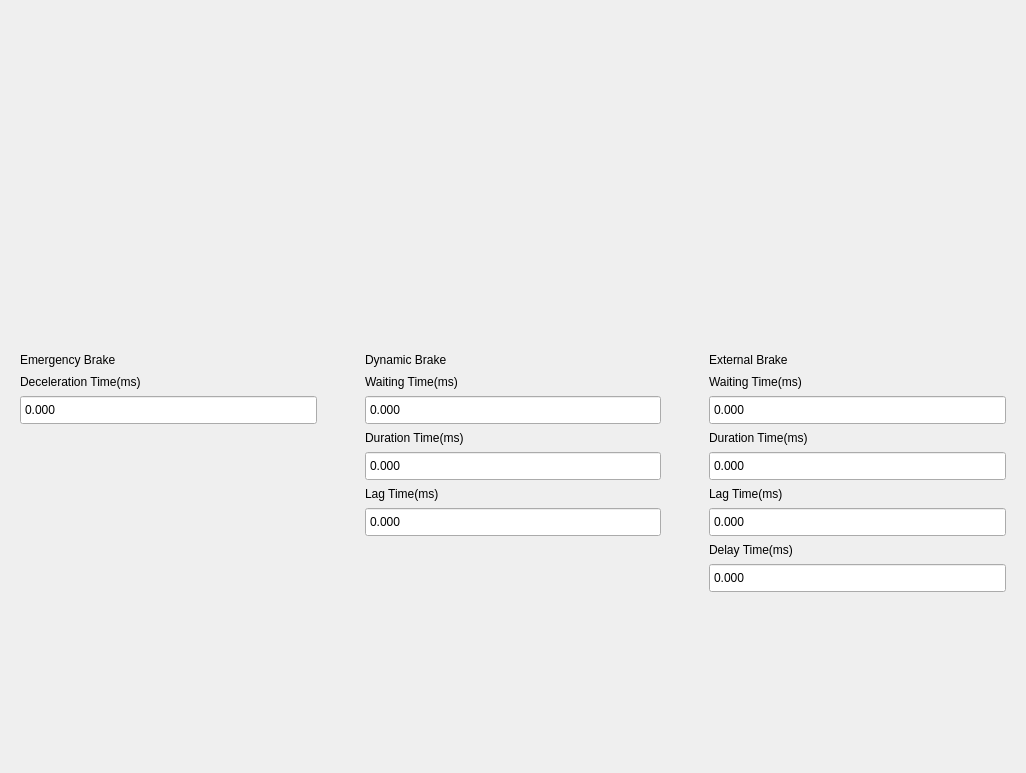
Before: the Qt Designer form Libs/UI/UiBrake/graphbrake129.ui in tiangaomingjing/ServoDriveTech, drawn with Qt 5.
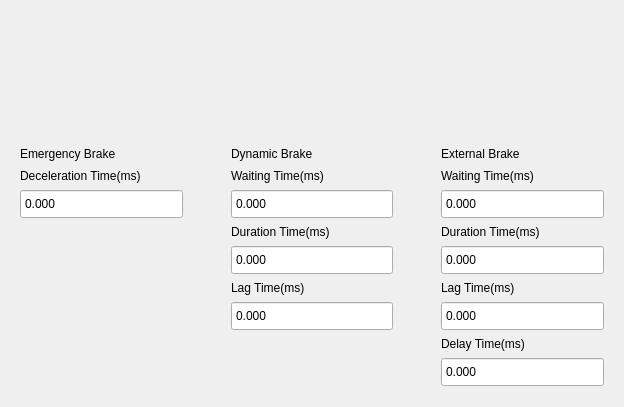
After: the same form once the commit is applied. Custom widgets are drawn as their Qt base class.

```diff
--- a/Libs/UI/UiBrake/graphbrake129.ui
+++ b/Libs/UI/UiBrake/graphbrake129.ui
@@ -6,14 +6,14 @@
    <rect>
     <x>0</x>
     <y>0</y>
-    <width>1026</width>
-    <height>773</height>
+    <width>624</width>
+    <height>407</height>
    </rect>
   </property>
   <property name="windowTitle">
    <string>Form</string>
   </property>
-  <layout class="QVBoxLayout" name="vLayout_brakePaint">
+  <layout class="QVBoxLayout" name="vLayout_brakePaint" stretch="1,1">
    <property name="spacing">
     <number>30</number>
    </property>
@@ -22,7 +22,7 @@
      <property name="minimumSize">
       <size>
        <width>0</width>
-       <height>300</height>
+       <height>50</height>
       </size>
      </property>
     </widget>
```
